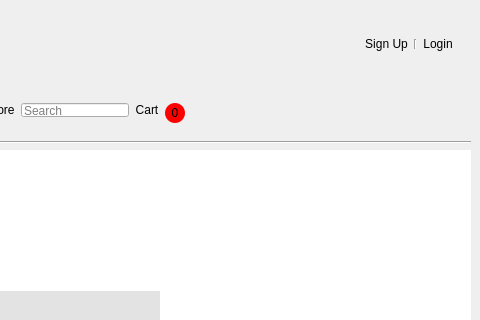
The window that UI's/Home.ui (Shirozo/OOP_FP) describes before a commit, drawn with Qt 5; both pictures show x 410 to 890 and y 0 to 320 of the 890 by 664 pixel window.
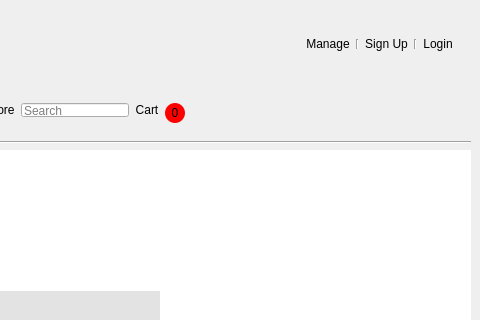
The same window after the commit. Icons and pictures are not drawn.

Diff of the .ui file:
```diff
--- a/UI's/Home.ui
+++ b/UI's/Home.ui
@@ -49,6 +49,38 @@
             </property>
            </spacer>
           </item>
+          <item>
+           <widget class="QPushButton" name="manageButton">
+            <property name="cursor">
+             <cursorShape>PointingHandCursor</cursorShape>
+            </property>
+            <property name="styleSheet">
+             <string notr="true">QPushButton {
+	background-color: rgba(0,0,0,0);
+	border:rgba(0,0,0,0);
+}
+QPushButton:hover {
+	color:blue;
+}</string>
+            </property>
+            <property name="text">
+             <string>Manage</string>
+            </property>
+           </widget>
+          </item>
+          <item>
+           <widget class="Line" name="Manageline">
+            <property name="maximumSize">
+             <size>
+              <width>16777215</width>
+              <height>10</height>
+             </size>
+            </property>
+            <property name="orientation">
+             <enum>Qt::Vertical</enum>
+            </property>
+           </widget>
+          </item>
           <item>
            <widget class="QPushButton" name="SignUpButton">
             <property name="cursor">
```
Left out of the diff: 6 changed lines with no effect on the pictures.
